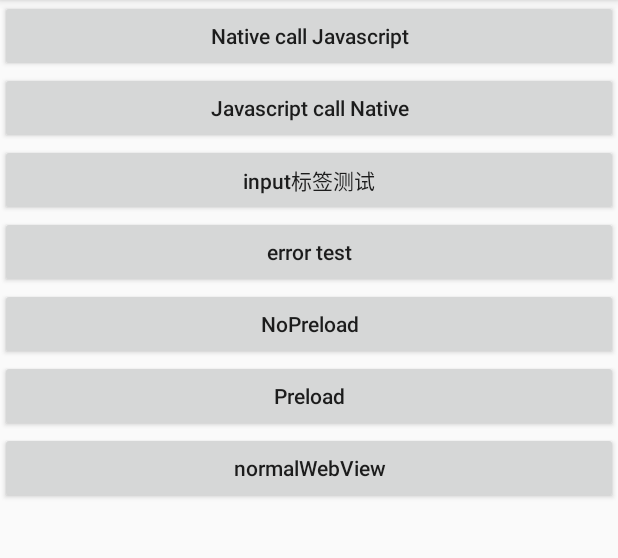
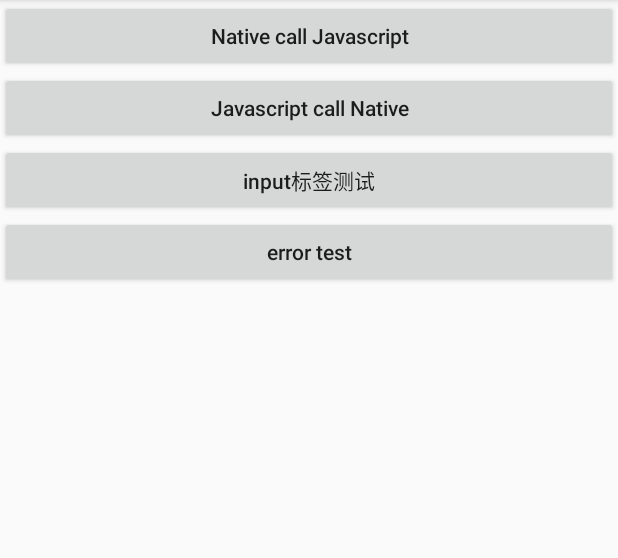
Before and after one commit to Jun1orChan/DWebView, an Android app: the screen it shows after launch (MainActivity), on a phone screen of 412 x 824 dp, the part 84-642 px from its top. Run offline under Robolectric (Android 15) with nearby library versions, the phone set to English and light mode, and no system bars; libraries missing offline, so code that uses them is left out: com.yanzhenjie.permission, org.jun1or.dialog, org.jun1or.dwebview_android, org.jun1or.imgsel; pictures from the network do not load; 1 statement that could not run was skipped.

```diff
--- a/app/build.gradle
+++ b/app/build.gradle
@@ -3,7 +3,7 @@ apply plugin: 'com.android.application'
 android {
     compileSdkVersion 28
     defaultConfig {
-        applicationId "com.istrong.dwebview_android"
+        applicationId "org.jun1or.dwebview_android"
         minSdkVersion 17
         targetSdkVersion 28
         versionCode 1
@@ -22,7 +22,7 @@ dependencies {
     implementation 'com.android.support:appcompat-v7:28.0.0'
     implementation project(':dwebview')
 //    implementation 'com.istrong.baselib:webview:1.0.25'
-    implementation 'com.istrong.baselib:util:1.0.8'
+    implementation 'org.jun1or.baselib:util:1.0.0'
     implementation 'io.reactivex.rxjava2:rxandroid:2.0.1'
     implementation 'io.reactivex.rxjava2:rxjava:2.1.16'
     implementation 'com.android.support:design:28.0.0'
@@ -30,6 +30,6 @@ dependencies {
         exclude group: 'com.android.support'
     }
     annotationProcessor 'com.github.bumptech.glide:compiler:4.7.1'
-    implementation 'com.istrong.baselib:imgsel:1.0.14'
+    implementation 'org.jun1or.baselib:imgsel:1.0.0'
 
 }
--- a/app/src/main/java/org/jun1or/dwebview_android/MainActivity.java
+++ b/app/src/main/java/org/jun1or/dwebview_android/MainActivity.java
@@ -9,10 +9,11 @@ import android.widget.ImageView;
 
 import org.jun1or.dwebview.fragment.WebFragment;
 import org.jun1or.dwebview.webview.DWebView;
+import org.jun1or.dwebview_android.glide.GlideApp;
+import org.jun1or.imgsel.ISNav;
+import org.jun1or.imgsel.callback.ImageLoader;
+
 import com.istrong.dwebview_android.R;
-import com.istrong.dwebview_android.glide.GlideApp;
-import com.istrong.imgsel.ISNav;
-import com.istrong.imgsel.callback.ImageLoader;
 
 public class MainActivity extends AppCompatActivity {
 
@@ -58,67 +59,10 @@ public class MainActivity extends AppCompatActivity {
             public void onClick(View v) {
                 Intent intent = new Intent(MainActivity.this, WebFragmentActivity.class);
                 intent.putExtra("url", "https://m.dcdapp.com/motor/inapp/car_classify/index.html?native_open_camera=1&hide_bar=1");
-//                intent.putExtra("url", "http://fzlpld.strongsoft.net:8056/webmobile/#/menu");
-//                intent.putExtra("url", "http://202.109.200.36:50053/webmobile/index.html#/project");
                 startActivity(intent);
             }
         });
 
-//        findViewById(R.id.noPreload).setOnClickListener(new View.OnClickListener() {
-//            @Override
-//            public void onClick(final View v) {
-//                Flowable.interval(1, 1, TimeUnit.SECONDS)
-//                        .subscribeOn(Schedulers.io())
-//                        .take(3)
-//                        .observeOn(AndroidSchedulers.mainThread())
-//                        .subscribe(new Consumer<Long>() {
-//                            @Override
-//                            public void accept(Long aLong) throws Exception {
-////                                Log.e("TAG", "===" + aLong);
-//                                ((Button) v).setText(((Button) v).getText().toString() + aLong);
-//                                if (aLong != 2)
-//                                    return;
-//                                Intent intent = new Intent(MainActivity.this, WebFragmentActivity.class);
-////                                intent.putExtra("url", "http://zh.hainan.gov.cn/app/index.html#/flood-situation");
-//                                intent.putExtra("url", "http://61.145.9.103:50054/masterTest/rivermanage/mobile/TaskList.html?manageid=0");
-//                                startActivity(intent);
-//                            }
-//                        });
-//            }
-//        });
-//        findViewById(R.id.preload).setOnClickListener(new View.OnClickListener() {
-//            @Override
-//            public void onClick(final View v) {
-//                PreloadWebFragment.sWebViewWrapper = new WebViewWrapper(MainActivity.this);//
-////                PreloadWebFragment.sWebViewWrapper.getWebView().loadUrl("http://47.94.240.212:8027/#/actual-rain");
-//                PreloadWebFragment.sWebViewWrapper.getWebView().loadUrl("http://zh.hainan.gov.cn/app/index.html#/flood-situation");
-//                WebViewUtil.generalSetting(PreloadWebFragment.sWebViewWrapper.getWebView());
-//                Flowable.interval(1, 1, TimeUnit.SECONDS)
-//                        .subscribeOn(Schedulers.io())
-//                        .take(3)
-//                        .observeOn(AndroidSchedulers.mainThread())
-//                        .subscribe(new Consumer<Long>() {
-//                            @Override
-//                            public void accept(Long aLong) throws Exception {
-//                                Log.e("TAG", "===" + aLong);
-//                                ((Button) v).setText(((Button) v).getText().toString() + aLong);
-//                                if (aLong != 2)
-//                                    return;
-//                                Intent intent = new Intent(MainActivity.this, WebFragmentPreloadActivity.class);
-////                                intent.putExtra(WebFragment.URL, "http://zh.hainan.gov.cn/app/index.html#/flood-situation");
-//                                startActivity(intent);
-//                            }
-//                        });
-//            }
-//        });
-
-        findViewById(R.id.normalWebView).setOnClickListener(new View.OnClickListener() {
-            @Override
-            public void onClick(View v) {
-                Intent intent = new Intent(getApplicationContext(), NormalWebViewActivity.class);
-                startActivity(intent);
-            }
-        });
 
         ISNav.getInstance().init(new ImageLoader() {
             @Override
--- a/app/src/main/res/layout/activity_main.xml
+++ b/app/src/main/res/layout/activity_main.xml
@@ -38,27 +38,5 @@
         android:text="error test"
         android:textAllCaps="false"/>
 
-    <Button
-        android:id="@+id/noPreload"
-        android:layout_width="match_parent"
-        android:layout_height="wrap_content"
-        android:gravity="center"
-        android:text="NoPreload"
-        android:textAllCaps="false"/>
 
-    <Button
-        android:id="@+id/preload"
-        android:layout_width="match_parent"
-        android:layout_height="wrap_content"
-        android:gravity="center"
-        android:text="Preload"
-        android:textAllCaps="false"/>
-
-    <Button
-        android:id="@+id/normalWebView"
-        android:layout_width="match_parent"
-        android:layout_height="wrap_content"
-        android:gravity="center"
-        android:text="normalWebView"
-        android:textAllCaps="false"/>
 </LinearLayout>
--- a/dwebview/src/main/AndroidManifest.xml
+++ b/dwebview/src/main/AndroidManifest.xml
@@ -1,5 +1,5 @@
 <manifest xmlns:android="http://schemas.android.com/apk/res/android"
-          package="com.istrong.dwebview">
+          package="org.jun1or.dwebview">
 
     <application>
         <receiver
--- a/dwebview/src/main/java/org/jun1or/dwebview/fragment/WebViewDownloadCompleteReceiver.java
+++ b/dwebview/src/main/java/org/jun1or/dwebview/fragment/WebViewDownloadCompleteReceiver.java
@@ -8,8 +8,8 @@ import android.net.Uri;
 import android.text.TextUtils;
 
 
-import com.istrong.util.AppUtil;
-import com.istrong.util.SPUtil;
+import org.jun1or.util.AppUtil;
+import org.jun1or.util.SPUtil;
 
 import static android.content.Context.DOWNLOAD_SERVICE;
 
--- a/dwebview/src/main/java/org/jun1or/dwebview/wrapper/WebHorizenProgressBar.java
+++ b/dwebview/src/main/java/org/jun1or/dwebview/wrapper/WebHorizenProgressBar.java
@@ -12,7 +12,7 @@ import android.view.View;
 import android.view.ViewGroup;
 import android.view.animation.AccelerateDecelerateInterpolator;
 
-import com.istrong.util.DisplayUtil;
+import org.jun1or.util.DisplayUtil;
 
 
 /**
--- a/dwebview/src/main/java/org/jun1or/dwebview/wrapper/WebViewWrapper.java
+++ b/dwebview/src/main/java/org/jun1or/dwebview/wrapper/WebViewWrapper.java
@@ -17,7 +17,7 @@ import android.webkit.WebResourceResponse;
 import android.widget.FrameLayout;
 import android.widget.LinearLayout;
 
-import com.istrong.dwebview.R;
+import org.jun1or.dwebview.R;
 import org.jun1or.dwebview.callback.WebViewActionHappenListener;
 import org.jun1or.dwebview.webview.DWebView;
 
--- a/dwebview/src/main/res/layout/dwebview_view_web.xml
+++ b/dwebview/src/main/res/layout/dwebview_view_web.xml
@@ -32,7 +32,7 @@
             android:textColor="#AA000000"
             android:textSize="16sp"/>
 
-        <com.istrong.widget.view.AlphaTextView
+        <org.jun1or.widget.view.AlphaTextView
             android:id="@+id/tvRefresh"
             android:layout_width="wrap_content"
             android:layout_height="wrap_content"
```
Also changed, not shown: build.gradle (+2 -5 lines), dwebview/build.gradle (+14 -3 lines), dwebview/src/main/java/org/jun1or/dwebview/fragment/WebFragment.java (+9 -8 lines), gradle/wrapper/gradle-wrapper.properties, 1 other file.
